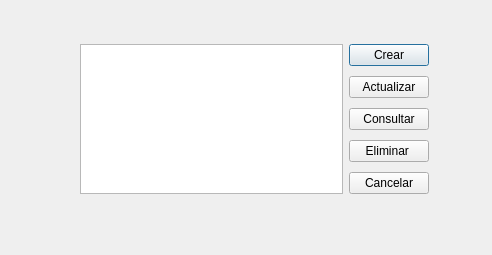
Old version of the form src/uis/AdministracionUsuario.ui in the repository sergiomona89/qtInventory.
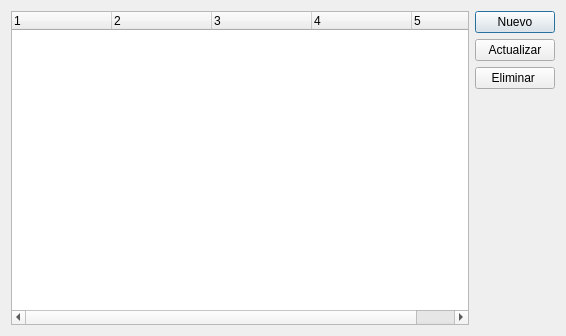
New version of the form.

Commit message: administrar usuario terminado, falta manejo de error

Diff of the .ui file:
```diff
--- a/src/uis/AdministracionUsuario.ui
+++ b/src/uis/AdministracionUsuario.ui
@@ -6,30 +6,56 @@
    <rect>
     <x>0</x>
     <y>0</y>
-    <width>492</width>
-    <height>255</height>
+    <width>566</width>
+    <height>336</height>
    </rect>
   </property>
   <property name="windowTitle">
    <string>Administracion de usuario</string>
   </property>
-  <widget class="QWidget" name="layoutWidget">
-   <property name="geometry">
-    <rect>
-     <x>80</x>
-     <y>40</y>
-     <width>349</width>
-     <height>161</height>
-    </rect>
-   </property>
    <layout class="QGridLayout" name="gridLayout">
-    <item row="0" column="0" rowspan="5">
-     <widget class="QListWidget" name="list_usuario"/>
+   <item row="0" column="0" rowspan="4">
+    <widget class="QTreeWidget" name="UsuariosTreeWidget">
+     <property name="alternatingRowColors">
+      <bool>true</bool>
+     </property>
+     <property name="rootIsDecorated">
+      <bool>false</bool>
+     </property>
+     <property name="columnCount">
+      <number>5</number>
+     </property>
+     <column>
+      <property name="text">
+       <string notr="true">1</string>
+      </property>
+     </column>
+     <column>
+      <property name="text">
+       <string notr="true">2</string>
+      </property>
+     </column>
+     <column>
+      <property name="text">
+       <string notr="true">3</string>
+      </property>
+     </column>
+     <column>
+      <property name="text">
+       <string notr="true">4</string>
+      </property>
+     </column>
+     <column>
+      <property name="text">
+       <string notr="true">5</string>
+      </property>
+     </column>
+    </widget>
     </item>
     <item row="0" column="1">
      <widget class="QPushButton" name="Crear_usuario">
       <property name="text">
-       <string>Crear</string>
+      <string>Nuevo</string>
       </property>
      </widget>
     </item>
@@ -41,28 +67,26 @@
      </widget>
     </item>
     <item row="2" column="1">
-     <widget class="QPushButton" name="Consultar_usuario">
-      <property name="text">
-       <string>Consultar</string>
-      </property>
-     </widget>
-    </item>
-    <item row="3" column="1">
-     <widget class="QPushButton" name="Eliminar_usuario">
+    <widget class="QPushButton" name="EliminarPushButton">
       <property name="text">
        <string>Eliminar </string>
       </property>
      </widget>
     </item>
-    <item row="4" column="1">
-     <widget class="QPushButton" name="Cancelar_usuario">
-      <property name="text">
-       <string>Cancelar</string>
-      </property>
-     </widget>
-    </item>
-   </layout>
-  </widget>
+   <item row="3" column="1">
+    <spacer name="verticalSpacer">
+     <property name="orientation">
+      <enum>Qt::Vertical</enum>
+     </property>
+     <property name="sizeHint" stdset="0">
+      <size>
+       <width>20</width>
+       <height>154</height>
+      </size>
+     </property>
+    </spacer>
+   </item>
+  </layout>
  </widget>
  <resources/>
  <connections/>
```
Left out of the diff: 4 changed lines with no effect on the pictures. Lines whose indentation alone changed are shown as unchanged. The commit also changes 12 other files.
